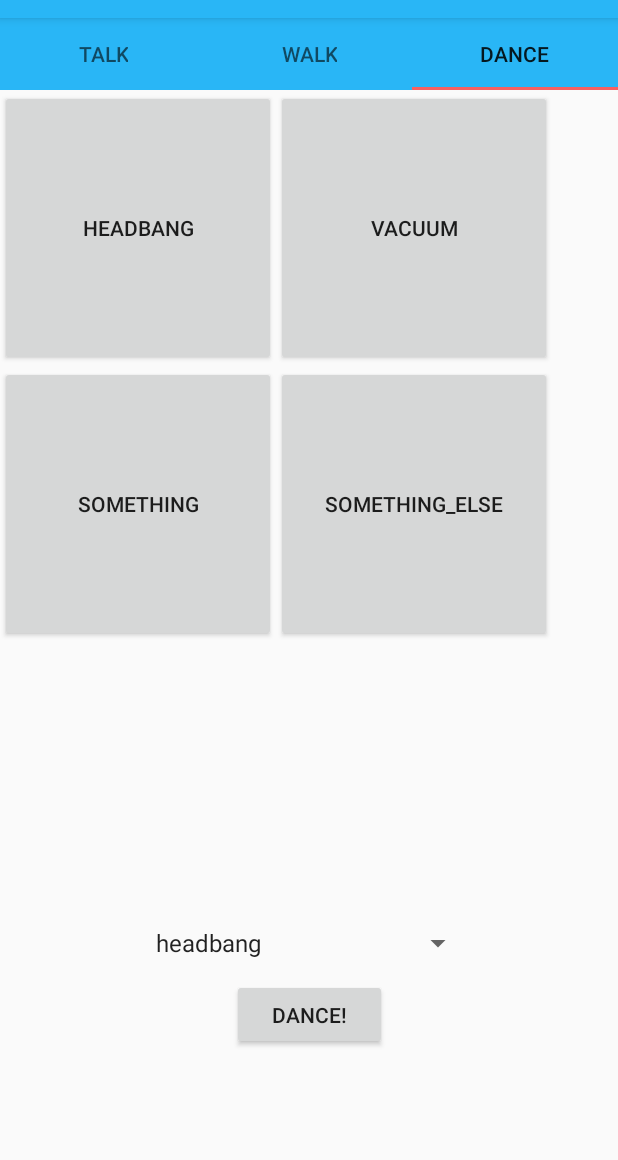
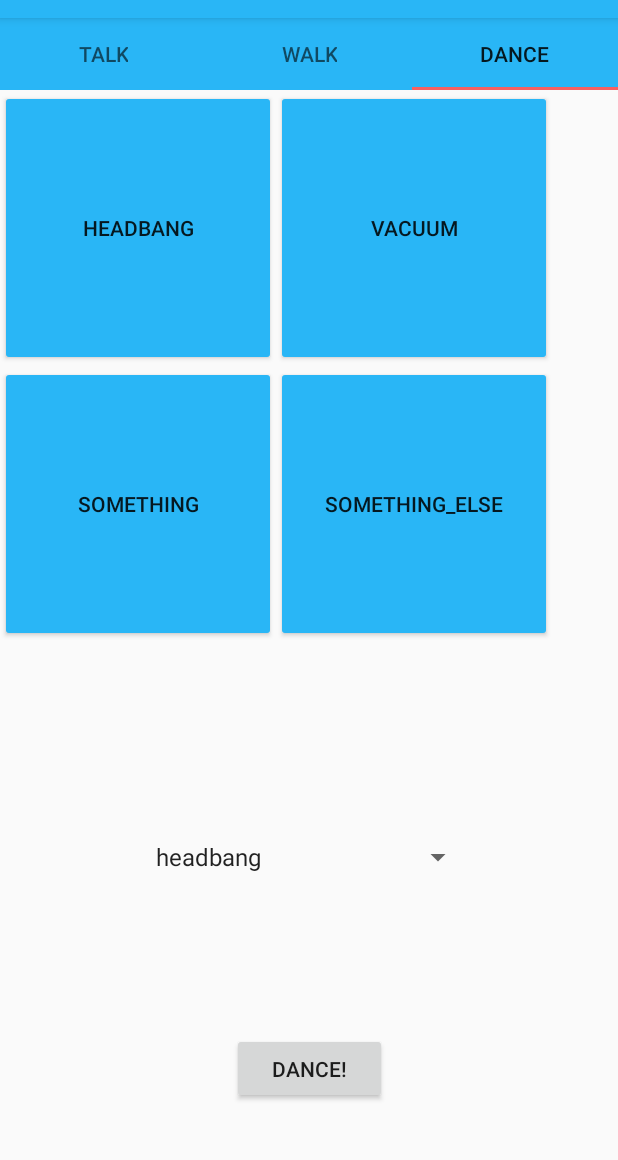
Before and after one commit to P1eter/pAPPer, an Android app: the screen it shows after launch (MainActivity), tab 3 chosen, on a phone screen of 412 x 824 dp, the part 66-1226 px from its top. Run offline under Robolectric (Android 15) with nearby library versions, the phone set to English and light mode, and no system bars; 1 statement that could not run was skipped.

```diff
--- a/pAPPer/app/src/main/java/com/example/pieter/papper/DanceFragment.java
+++ b/pAPPer/app/src/main/java/com/example/pieter/papper/DanceFragment.java
@@ -37,6 +37,11 @@ public class DanceFragment extends Fragment implements View.OnClickListener {
                 Spinner dance_spinner = getView().findViewById(R.id.pick_dance_spinner);
                 networkSender.dance(dance_spinner.getSelectedItem().toString());
                 break;
+            case R.id.dance_vacuum_button:
+                networkSender.dance("vacuum");
+                break;
+            case R.id.dance_headbang_button:
+                networkSender.dance("headbang");
         }
     }
 }
--- a/pAPPer/app/src/main/res/layout/fragment_dance.xml
+++ b/pAPPer/app/src/main/res/layout/fragment_dance.xml
@@ -14,17 +14,20 @@
         android:layout_marginBottom="8dp"
         android:layout_marginEnd="8dp"
         android:layout_marginStart="8dp"
+        android:layout_marginTop="8dp"
         android:entries="@array/dance_list"
         android:visibility="visible"
         app:layout_constraintBottom_toTopOf="@+id/dance_button"
         app:layout_constraintEnd_toEndOf="parent"
-        app:layout_constraintStart_toStartOf="parent" />
+        app:layout_constraintStart_toStartOf="parent"
+        app:layout_constraintTop_toBottomOf="@+id/tableLayout"
+        app:layout_constraintVertical_bias="0.527" />
 
     <Button
         android:id="@+id/dance_button"
         android:layout_width="103dp"
         android:layout_height="47dp"
-        android:layout_marginBottom="80dp"
+        android:layout_marginBottom="44dp"
         android:layout_marginEnd="8dp"
         android:layout_marginStart="8dp"
         android:text="@string/dance_button_text"
@@ -34,6 +37,7 @@
         app:layout_constraintStart_toStartOf="parent" />
 
     <TableLayout
+        android:id="@+id/tableLayout"
         android:layout_width="368dp"
         android:layout_height="384dp"
         tools:layout_editor_absoluteX="8dp"
@@ -41,30 +45,34 @@
 
         <TableRow
             android:layout_width="match_parent"
-            android:layout_height="match_parent" >
+            android:layout_height="match_parent">
 
             <Button
-                android:id="@+id/button5"
+                android:id="@+id/dance_headbang_button"
                 android:layout_width="184dp"
                 android:layout_height="184dp"
+                android:backgroundTint="@color/colorPrimary"
                 android:text="headbang"
                 tools:layout_editor_absoluteX="8dp"
                 tools:layout_editor_absoluteY="8dp" />
 
             <Button
+                android:id="@+id/dance_vacuum_button"
                 android:layout_width="184dp"
                 android:layout_height="184dp"
+                android:backgroundTint="@color/colorPrimary"
                 android:text="vacuum" />
         </TableRow>
 
         <TableRow
             android:layout_width="match_parent"
-            android:layout_height="match_parent" >
+            android:layout_height="match_parent">
 
             <Button
                 android:id="@+id/button6"
                 android:layout_width="184dp"
                 android:layout_height="184dp"
+                android:backgroundTint="@color/colorPrimary"
                 android:text="something"
                 tools:layout_editor_absoluteX="16dp"
                 tools:layout_editor_absoluteY="42dp" />
@@ -73,6 +81,7 @@
                 android:id="@+id/button7"
                 android:layout_width="184dp"
                 android:layout_height="184dp"
+                android:backgroundTint="@color/colorPrimary"
                 android:text="something_else" />
         </TableRow>
     </TableLayout>
```
